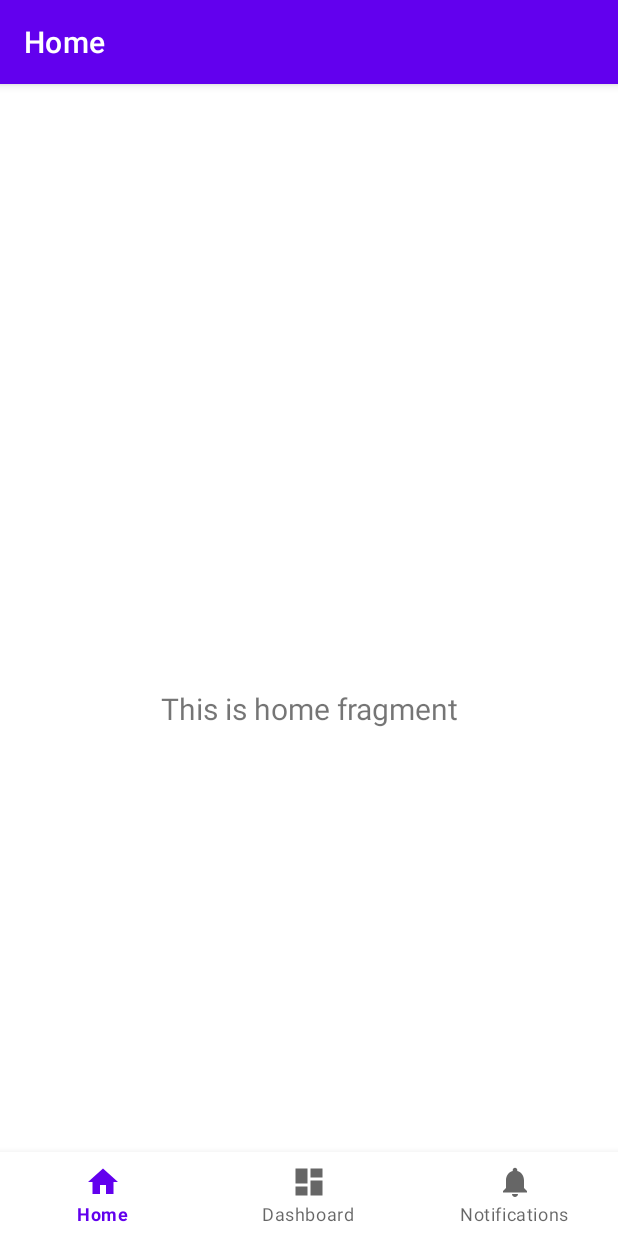
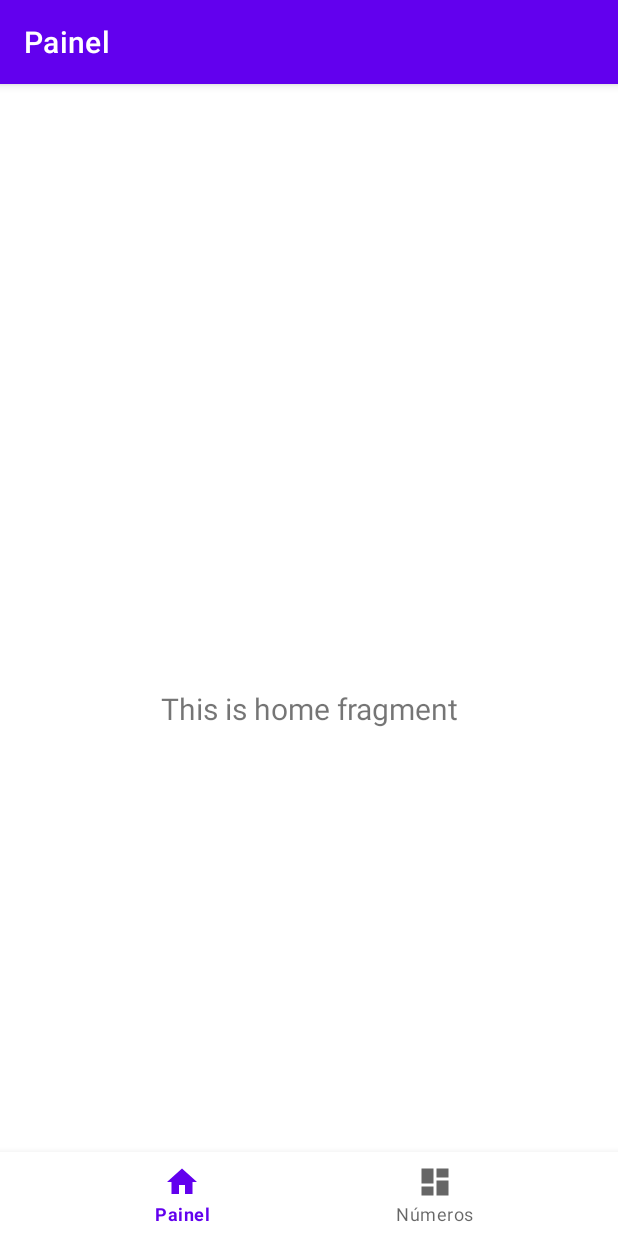
Before and after one commit to williancarddd/BloqueadorDeChamadas, an Android app: the screen it shows after launch (MainActivity), on a phone screen of 412 x 824 dp. Run offline under Robolectric (Android 15) with nearby library versions, the phone set to English and light mode, and no system bars; our stand-ins replace navigation-ui.

```diff
--- /dev/null
+++ b/app/src/main/java/com/example/bloqueadordechamadas/DataOpenHelper.java
@@ -0,0 +1,23 @@
+package com.example.bloqueadordechamadas;
+
+import android.content.Context;
+import android.database.sqlite.SQLiteDatabase;
+import android.database.sqlite.SQLiteOpenHelper;
+
+import androidx.annotation.Nullable;
+
+public class DataOpenHelper extends SQLiteOpenHelper {
+    public DataOpenHelper(Context context) {
+        super(context, "bloqueadorChamadas", null,1);
+    }
+
+    @Override
+    public void onCreate(SQLiteDatabase db) {
+        db.execSQL(ScriptDLL.getCreateTableBlackList());
+    }
+
+    @Override
+    public void onUpgrade(SQLiteDatabase db, int oldVersion, int newVersion) {
+
+    }
+}
--- a/app/src/main/java/com/example/bloqueadordechamadas/MainActivity.java
+++ b/app/src/main/java/com/example/bloqueadordechamadas/MainActivity.java
@@ -1,5 +1,9 @@
 package com.example.bloqueadordechamadas;
 
+import android.Manifest;
+import android.content.pm.PackageManager;
+import android.database.SQLException;
+import android.database.sqlite.SQLiteDatabase;
 import android.os.Bundle;
 
 import com.google.android.material.bottomnavigation.BottomNavigationView;
@@ -13,13 +17,20 @@ import androidx.navigation.ui.NavigationUI;
 import com.example.bloqueadordechamadas.databinding.ActivityMainBinding;
 
 public class MainActivity extends AppCompatActivity {
-
+    private static int PERMISSION_REQUEST_READ_PHONE_STATE;
     private ActivityMainBinding binding;
+    private SQLiteDatabase conexao;
+    private DataOpenHelper dataOpenHelper;
 
     @Override
     protected void onCreate(Bundle savedInstanceState) {
         super.onCreate(savedInstanceState);
-
+        if (android.os.Build.VERSION.SDK_INT >= android.os.Build.VERSION_CODES.M) {
+            if (checkSelfPermission(Manifest.permission.READ_PHONE_STATE) == PackageManager.PERMISSION_DENIED || checkSelfPermission(Manifest.permission.CALL_PHONE) == PackageManager.PERMISSION_DENIED) {
+                String[] permissions = { Manifest.permission.CALL_PHONE, Manifest.permission.READ_PHONE_STATE, Manifest.permission.READ_CALL_LOG,  Manifest.permission.ANSWER_PHONE_CALLS};
+                requestPermissions(permissions, PERMISSION_REQUEST_READ_PHONE_STATE);
+            }
+        }
         binding = ActivityMainBinding.inflate(getLayoutInflater());
         setContentView(binding.getRoot());
 
@@ -27,11 +38,21 @@ public class MainActivity extends AppCompatActivity {
         // Passing each menu ID as a set of Ids because each
         // menu should be considered as top level destinations.
         AppBarConfiguration appBarConfiguration = new AppBarConfiguration.Builder(
-                R.id.navigation_home, R.id.navigation_dashboard, R.id.navigation_notifications)
+                R.id.navigation_home, R.id.navigation_dashboard)
                 .build();
         NavController navController = Navigation.findNavController(this, R.id.nav_host_fragment_activity_main);
         NavigationUI.setupActionBarWithNavController(this, navController, appBarConfiguration);
         NavigationUI.setupWithNavController(binding.navView, navController);
+        criarConexao();
     }
+    private void criarConexao() {
+        try {
+            dataOpenHelper = new DataOpenHelper(this);
+            conexao = dataOpenHelper.getWritableDatabase();
+            System.out.println("conexao criada");
 
+        } catch (SQLException e) {
+            System.out.println("erro ao criar conexao " + e);
+        }
+    }
 }
--- /dev/null
+++ b/app/src/main/java/com/example/bloqueadordechamadas/ScriptDLL.java
@@ -0,0 +1,11 @@
+package com.example.bloqueadordechamadas;
+
+public class ScriptDLL {
+    public static String getCreateTableBlackList() {
+        StringBuilder sql = new StringBuilder();
+        sql.append("CREATE TABLE IF NOT EXISTS  black_list (" );
+        sql.append("id INTERGER PRIMARY KEY, ");
+        sql.append("number VARCHAR(55) NOT NULL )");
+        return sql.toString();
+    }
+}
--- /dev/null
+++ b/app/src/main/java/com/example/bloqueadordechamadas/TelefoneBanco.java
@@ -0,0 +1,6 @@
+package com.example.bloqueadordechamadas;
+
+public class TelefoneBanco {
+    public int id;
+    public String number;
+}
--- a/app/src/main/res/menu/bottom_nav_menu.xml
+++ b/app/src/main/res/menu/bottom_nav_menu.xml
@@ -11,9 +11,4 @@
         android:icon="@drawable/ic_dashboard_black_24dp"
         android:title="@string/title_dashboard" />
 
-    <item
-        android:id="@+id/navigation_notifications"
-        android:icon="@drawable/ic_notifications_black_24dp"
-        android:title="@string/title_notifications" />
-
 </menu>
--- a/app/src/main/res/navigation/mobile_navigation.xml
+++ b/app/src/main/res/navigation/mobile_navigation.xml
@@ -17,9 +17,4 @@
         android:label="@string/title_dashboard"
         tools:layout="@layout/fragment_dashboard" />
 
-    <fragment
-        android:id="@+id/navigation_notifications"
-        android:name="com.example.bloqueadordechamadas.ui.notifications.NotificationsFragment"
-        android:label="@string/title_notifications"
-        tools:layout="@layout/fragment_notifications" />
 </navigation>
--- a/app/src/main/res/values/strings.xml
+++ b/app/src/main/res/values/strings.xml
@@ -1,6 +1,6 @@
 <resources>
     <string name="app_name">Bloqueador De Chamadas</string>
-    <string name="title_home">Home</string>
-    <string name="title_dashboard">Dashboard</string>
-    <string name="title_notifications">Notifications</string>
+    <string name="title_home">Painel</string>
+    <string name="title_dashboard">Números</string>
+    <string name="title_notifications">notifications</string>
 </resources>
```
Also changed, not shown: app/src/main/AndroidManifest.xml (+20 -1 lines), app/src/main/java/com/example/bloqueadordechamadas/BlackListRepositorio.java (added, +70 -0 lines), app/src/main/java/com/example/bloqueadordechamadas/ITelephony.java (added, +7 -0 lines), app/src/main/java/com/example/bloqueadordechamadas/IncomingCallReceiver.java (added, +44 -0 lines), app/src/main/java/com/example/bloqueadordechamadas/ui/notifications/NotificationsFragment.java (deleted, +0 -37 lines), app/src/main/java/com/example/bloqueadordechamadas/ui/notifications/NotificationsViewModel.java (deleted, +0 -19 lines), app/src/main/res/layout/fragment_notifications.xml (deleted, +0 -22 lines).
